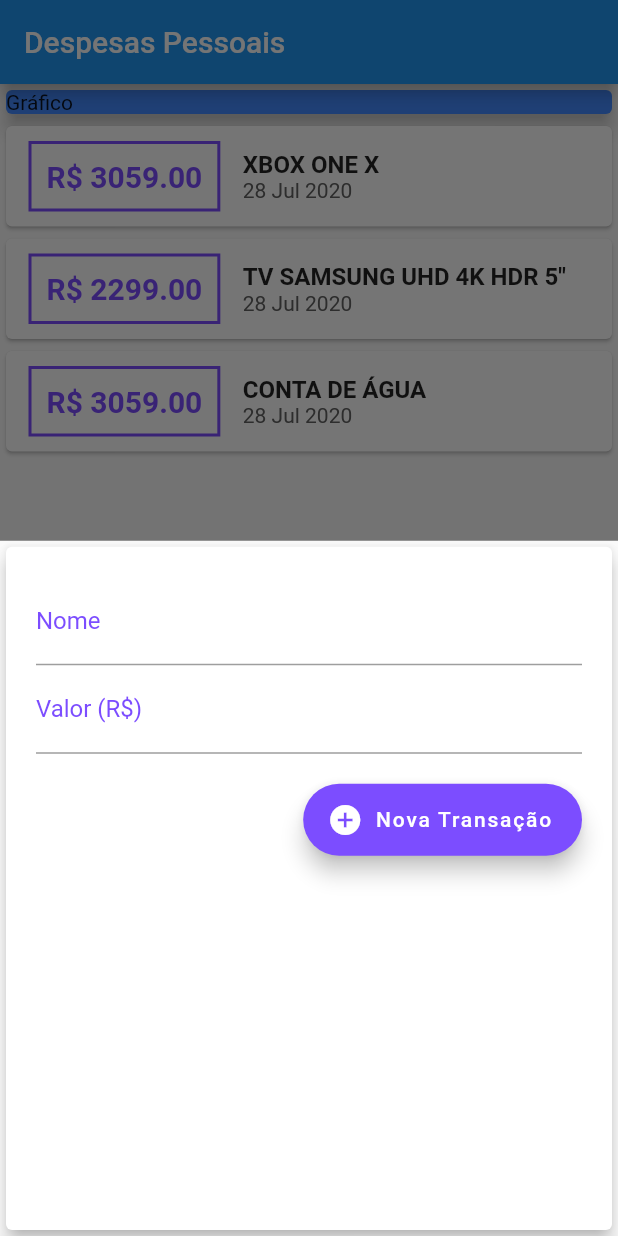
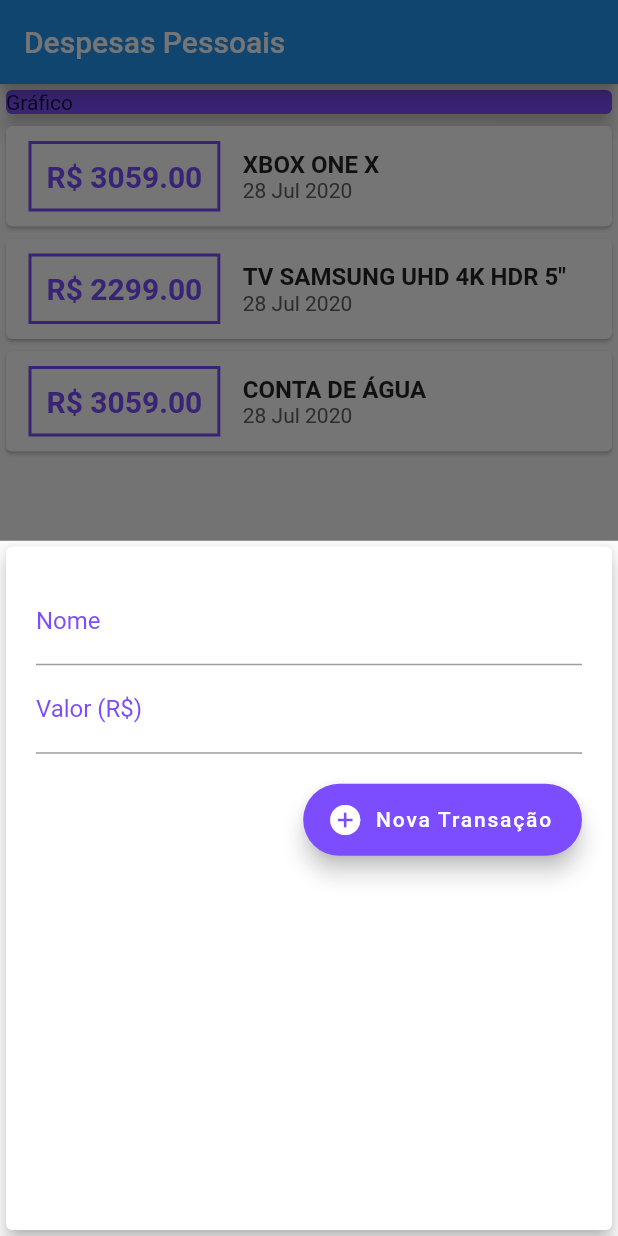
Before and after one commit to airtonferreira/daily-expenses, a Flutter app: the screen it shows after launch, after a tap on "Nova Transação", on a phone screen of 412 x 824 dp. Run offline on Flutter 3.47's test engine with Material 2 defaults, Android fonts, the phone set to English and light mode, and no system bars.

Commit message:
theme color

```diff
--- a/lib/components/transaction_form.dart
+++ b/lib/components/transaction_form.dart
@@ -37,7 +37,7 @@ class _TransactionFormState extends State<TransactionForm> {
               controller: titleController,
               decoration: InputDecoration(
                   labelText: 'Nome',
-                  labelStyle: TextStyle(color: Colors.deepPurpleAccent)),
+                  labelStyle: TextStyle(color: Theme.of(context).accentColor)),
               onSubmitted: (_) => _submitForm(),
             ),
             TextField(
@@ -45,7 +45,7 @@ class _TransactionFormState extends State<TransactionForm> {
               controller: priceController,
               decoration: InputDecoration(
                   labelText: 'Valor (R\$)',
-                  labelStyle: TextStyle(color: Colors.deepPurpleAccent)),
+                  labelStyle: TextStyle(color: Theme.of(context).accentColor)),
               onSubmitted: (_) => _submitForm(),
             ),
             Container(
@@ -57,7 +57,7 @@ class _TransactionFormState extends State<TransactionForm> {
                     onPressed: _submitForm,
                     icon: Icon(Icons.add_circle),
                     label: Text('Nova Transação'),
-                    backgroundColor: Colors.deepPurpleAccent,
+                    backgroundColor: Theme.of(context).accentColor,
                   ),
                 ],
               ),
--- a/lib/components/transaction_list.dart
+++ b/lib/components/transaction_list.dart
@@ -22,15 +22,15 @@ class TransactionList extends StatelessWidget {
                 Container(
                   margin: EdgeInsets.symmetric(horizontal: 15, vertical: 10),
                   decoration: BoxDecoration(
-                      border:
-                          Border.all(color: Colors.deepPurpleAccent, width: 2)),
+                      border: Border.all(
+                          color: Theme.of(context).accentColor, width: 2)),
                   padding: EdgeInsets.all(10),
                   child: Text(
                     'R\$ ${tr.price.toStringAsFixed(2)}',
                     style: TextStyle(
                         fontWeight: FontWeight.bold,
                         fontSize: 20,
-                        color: Colors.deepPurpleAccent),
+                        color: Theme.of(context).accentColor),
                   ),
                 ),
                 Column(
--- a/lib/main.dart
+++ b/lib/main.dart
@@ -10,7 +10,10 @@ main() => runApp(DailyExpensesApp());
 class DailyExpensesApp extends StatelessWidget {
   @override
   Widget build(BuildContext context) {
-    return MaterialApp(home: HomePage());
+    return MaterialApp(
+      home: HomePage(),
+      theme: ThemeData(accentColor: Colors.deepPurpleAccent),
+    );
   }
 }
 
@@ -75,7 +78,7 @@ class _HomePageState extends State<HomePage> {
           children: <Widget>[
             Container(
               child: Card(
-                color: Colors.blueAccent,
+                color: Theme.of(context).accentColor,
                 child: Text('Gráfico'),
                 elevation: 5,
               ),
@@ -88,7 +91,7 @@ class _HomePageState extends State<HomePage> {
         onPressed: (() => _openTransactionModal(context)),
         icon: Icon(Icons.add_circle),
         label: Text('Nova Transação'),
-        backgroundColor: Colors.deepPurpleAccent,
+        backgroundColor: Theme.of(context).accentColor,
       ),
       floatingActionButtonLocation: FloatingActionButtonLocation.centerFloat,
     );
```
